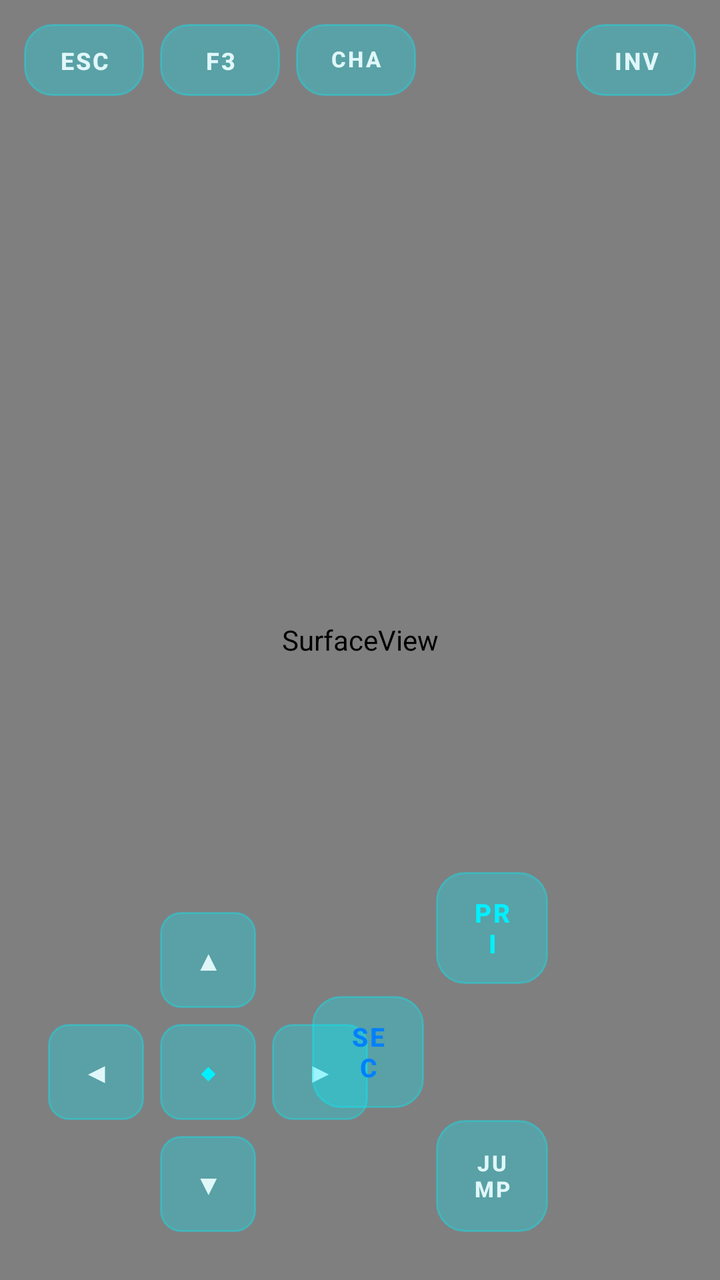
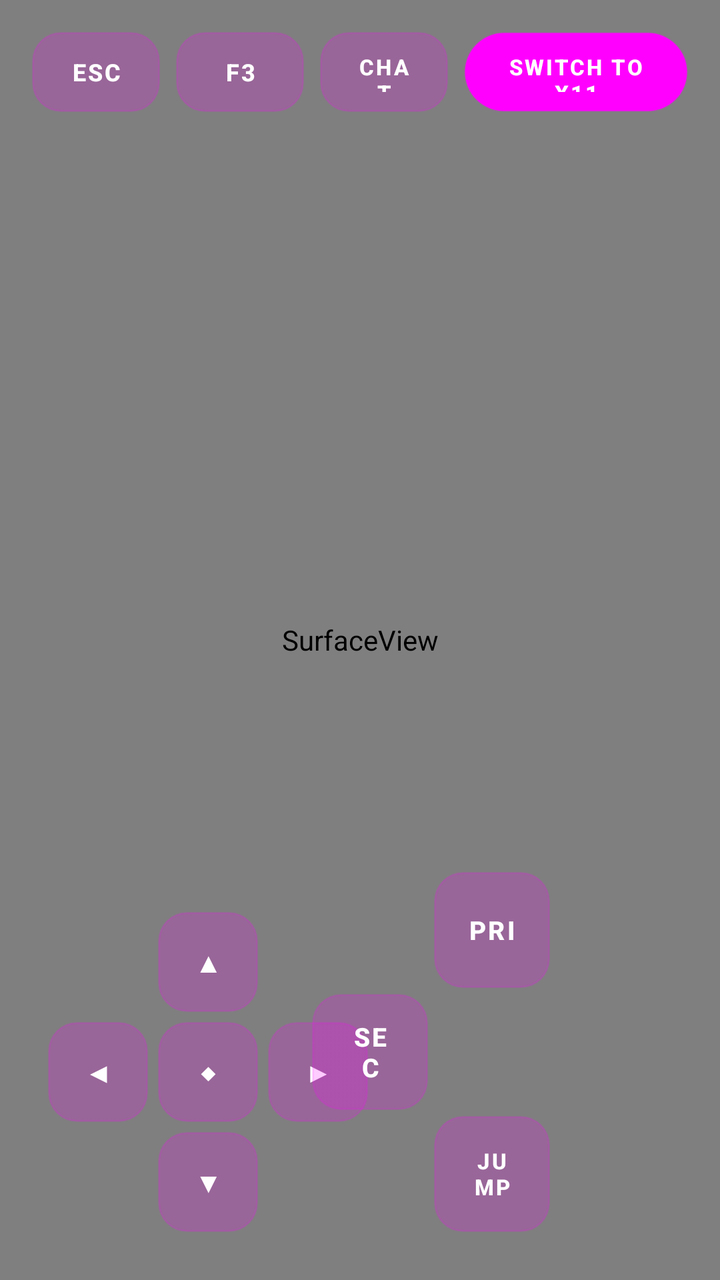

The first picture is an Android layout as it rendered before a commit; the second is the same layout after the commit. The layout source and the unified diff follow.
<!-- AndroidManifest.xml: activity theme Theme.HorizonLauncher.Fullscreen -->
<!-- res/layout/activity_game.xml -->
<?xml version="1.0" encoding="utf-8"?>
<FrameLayout xmlns:android="http://schemas.android.com/apk/res/android"
    android:layout_width="match_parent"
    android:layout_height="match_parent"
    android:background="@color/bg_oled_black">

    
    <SurfaceView
        android:id="@+id/gameSurfaceView"
        android:layout_width="match_parent"
        android:layout_height="match_parent" />

    
    <View
        android:id="@+id/touchCameraArea"
        android:layout_width="match_parent"
        android:layout_height="match_parent"
        android:background="@android:color/transparent" />

    
    <LinearLayout
        android:id="@+id/topBar"
        android:layout_width="match_parent"
        android:layout_height="wrap_content"
        android:orientation="horizontal"
        android:padding="12dp"
        android:gravity="center_vertical">

        <Button
            android:id="@+id/btnEsc"
            android:layout_width="60dp"
            android:layout_height="36dp"
            android:background="@drawable/bg_control_button"
            android:text="ESC"
            android:textColor="@color/control_text"
            android:textSize="12sp"
            android:textStyle="bold" />

        <Button
            android:id="@+id/btnF3"
            android:layout_width="60dp"
            android:layout_height="36dp"
            android:layout_marginStart="8dp"
            android:background="@drawable/bg_control_button"
            android:text="F3"
            android:textColor="@color/control_text"
            android:textSize="12sp"
            android:textStyle="bold" />

        <Button
            android:id="@+id/btnChat"
            android:layout_width="60dp"
            android:layout_height="36dp"
            android:layout_marginStart="8dp"
            android:background="@drawable/bg_control_button"
            android:text="CHAT"
            android:textColor="@color/control_text"
            android:textSize="11sp"
            android:textStyle="bold" />

        <View
            android:layout_width="0dp"
            android:layout_height="1dp"
            android:layout_weight="1" />

        <Button
            android:id="@+id/btnInv"
            android:layout_width="60dp"
            android:layout_height="36dp"
            android:background="@drawable/bg_control_button"
            android:text="INV"
            android:textColor="@color/control_text"
            android:textSize="12sp"
            android:textStyle="bold" />
    </LinearLayout>

    
    <RelativeLayout
        android:id="@+id/dpadContainer"
        android:layout_width="160dp"
        android:layout_height="160dp"
        android:layout_gravity="bottom|start"
        android:layout_marginStart="24dp"
        android:layout_marginBottom="24dp">

        
        <Button
            android:id="@+id/btnUp"
            android:layout_width="48dp"
            android:layout_height="48dp"
            android:layout_centerHorizontal="true"
            android:layout_alignParentTop="true"
            android:background="@drawable/bg_dpad_button"
            android:text="▲"
            android:textColor="@color/control_text"
            android:textSize="14sp" />

        
        <Button
            android:id="@+id/btnLeft"
            android:layout_width="48dp"
            android:layout_height="48dp"
            android:layout_alignParentStart="true"
            android:layout_centerVertical="true"
            android:background="@drawable/bg_dpad_button"
            android:text="◀"
            android:textColor="@color/control_text"
            android:textSize="14sp" />

        
        <Button
            android:id="@+id/btnSneak"
            android:layout_width="48dp"
            android:layout_height="48dp"
            android:layout_centerInParent="true"
            android:background="@drawable/bg_dpad_button"
            android:text="◆"
            android:textColor="@color/neon_cyan"
            android:textSize="12sp" />

        
        <Button
            android:id="@+id/btnRight"
            android:layout_width="48dp"
            android:layout_height="48dp"
            android:layout_alignParentEnd="true"
            android:layout_centerVertical="true"
            android:background="@drawable/bg_dpad_button"
            android:text="▶"
            android:textColor="@color/control_text"
            android:textSize="14sp" />

        
        <Button
            android:id="@+id/btnDown"
            android:layout_width="48dp"
            android:layout_height="48dp"
            android:layout_centerHorizontal="true"
            android:layout_alignParentBottom="true"
            android:background="@drawable/bg_dpad_button"
            android:text="▼"
            android:textColor="@color/control_text"
            android:textSize="14sp" />
    </RelativeLayout>

    
    <RelativeLayout
        android:id="@+id/actionButtonsContainer"
        android:layout_width="180dp"
        android:layout_height="180dp"
        android:layout_gravity="bottom|end"
        android:layout_marginEnd="24dp"
        android:layout_marginBottom="24dp">

        
        <Button
            android:id="@+id/btnAttack"
            android:layout_width="56dp"
            android:layout_height="56dp"
            android:layout_alignParentTop="true"
            android:layout_centerHorizontal="true"
            android:background="@drawable/bg_control_button"
            android:text="PRI"
            android:textColor="@color/neon_cyan"
            android:textSize="13sp"
            android:textStyle="bold" />

        
        <Button
            android:id="@+id/btnPlace"
            android:layout_width="56dp"
            android:layout_height="56dp"
            android:layout_alignParentStart="true"
            android:layout_centerVertical="true"
            android:background="@drawable/bg_control_button"
            android:text="SEC"
            android:textColor="@color/neon_azure"
            android:textSize="13sp"
            android:textStyle="bold" />

        
        <Button
            android:id="@+id/btnJump"
            android:layout_width="56dp"
            android:layout_height="56dp"
            android:layout_alignParentBottom="true"
            android:layout_centerHorizontal="true"
            android:background="@drawable/bg_control_button"
            android:text="JUMP"
            android:textColor="@color/control_text"
            android:textSize="11sp"
            android:textStyle="bold" />
    </RelativeLayout>

</FrameLayout>
<!-- resources referenced by this layout -->
<resources>
  <color name="bg_oled_black">#000000</color>
  <color name="control_text">#E0F7FA</color>
  <color name="neon_azure">#0080FF</color>
  <color name="neon_cyan">#00F0FF</color>
  <!-- drawable bg_control_button (drawable) -->
  <?xml version="1.0" encoding="utf-8"?>
  <selector xmlns:android="http://schemas.android.com/apk/res/android">
      <item android:state_pressed="true">
          <shape android:shape="rectangle">
              <corners android:radius="14dp" />
              <solid android:color="@color/control_btn_pressed" />
              <stroke android:width="2dp" android:color="#FFFFFF" />
          </shape>
      </item>
      <item>
          <shape android:shape="rectangle">
              <corners android:radius="14dp" />
              <solid android:color="@color/control_btn_bg" />
              <stroke android:width="1dp" android:color="@color/control_btn_border" />
          </shape>
      </item>
  </selector>
  <!-- drawable bg_dpad_button (drawable) -->
  <?xml version="1.0" encoding="utf-8"?>
  <selector xmlns:android="http://schemas.android.com/apk/res/android">
      <item android:state_pressed="true">
          <shape android:shape="rectangle">
              <corners android:radius="10dp" />
              <solid android:color="@color/control_btn_pressed" />
              <stroke android:width="2dp" android:color="#FFFFFF" />
          </shape>
      </item>
      <item>
          <shape android:shape="rectangle">
              <corners android:radius="10dp" />
              <solid android:color="@color/control_btn_bg" />
              <stroke android:width="1dp" android:color="@color/control_btn_border" />
          </shape>
      </item>
  </selector>
  <style name="Theme.HorizonLauncher.Fullscreen" parent="Theme.HorizonLauncher">
          <item name="android:windowNoTitle">true</item>
          <item name="android:windowFullscreen">true</item>
          <item name="android:windowLayoutInDisplayCutoutMode">shortEdges</item>
          <item name="android:windowBackground">@color/bg_oled_black</item>
      </style>
  <color name="control_btn_pressed">#8000F0FF</color>
  <color name="control_btn_bg">#4D0B0E14</color>
  <color name="control_btn_border">#5900F0FF</color>
  <style name="Theme.HorizonLauncher" parent="Theme.MaterialComponents.NoActionBar">
          <item name="android:windowBackground">@color/bg_oled_black</item>
          <item name="android:statusBarColor">@color/bg_oled_black</item>
          <item name="android:navigationBarColor">@color/bg_oled_black</item>
          <item name="colorPrimary">@color/neon_cyan</item>
          <item name="colorSecondary">@color/neon_azure</item>
          <item name="android:textColorPrimary">@color/text_primary</item>
          <item name="android:textColorSecondary">@color/text_secondary</item>
      </style>
  <color name="text_primary">#F0F4F8</color>
  <color name="text_secondary">#8C9BAE</color>
</resources>

<!-- the commit's change to res/layout/activity_game.xml (unified diff, before → after) -->
@@ -23,13 +23,13 @@
         android:layout_width="match_parent"
         android:layout_height="wrap_content"
         android:orientation="horizontal"
-        android:padding="12dp"
+        android:padding="16dp"
         android:gravity="center_vertical">
 
         <Button
             android:id="@+id/btnEsc"
-            android:layout_width="60dp"
-            android:layout_height="36dp"
+            android:layout_width="64dp"
+            android:layout_height="40dp"
             android:background="@drawable/bg_control_button"
             android:text="ESC"
             android:textColor="@color/control_text"
@@ -38,8 +38,8 @@
 
         <Button
             android:id="@+id/btnF3"
-            android:layout_width="60dp"
-            android:layout_height="36dp"
+            android:layout_width="64dp"
+            android:layout_height="40dp"
             android:layout_marginStart="8dp"
             android:background="@drawable/bg_control_button"
             android:text="F3"
@@ -49,12 +49,24 @@
 
         <Button
             android:id="@+id/btnChat"
-            android:layout_width="60dp"
-            android:layout_height="36dp"
+            android:layout_width="64dp"
+            android:layout_height="40dp"
             android:layout_marginStart="8dp"
             android:background="@drawable/bg_control_button"
             android:text="CHAT"
             android:textColor="@color/control_text"
+            android:textSize="11sp"
+            android:textStyle="bold" />
+
+        <Button
+            android:id="@+id/btnSwitchX11"
+            android:layout_width="wrap_content"
+            android:layout_height="40dp"
+            android:layout_marginStart="8dp"
+            android:paddingHorizontal="14dp"
+            android:background="@drawable/bg_glass_pill"
+            android:text="SWITCH TO X11"
+            android:textColor="@color/text_primary"
             android:textSize="11sp"
             android:textStyle="bold" />
 
@@ -65,8 +77,8 @@
 
         <Button
             android:id="@+id/btnInv"
-            android:layout_width="60dp"
-            android:layout_height="36dp"
+            android:layout_width="64dp"
+            android:layout_height="40dp"
             android:background="@drawable/bg_control_button"
             android:text="INV"
             android:textColor="@color/control_text"
@@ -86,8 +98,8 @@
         
         <Button
             android:id="@+id/btnUp"
-            android:layout_width="48dp"
-            android:layout_height="48dp"
+            android:layout_width="50dp"
+            android:layout_height="50dp"
             android:layout_centerHorizontal="true"
             android:layout_alignParentTop="true"
             android:background="@drawable/bg_dpad_button"
@@ -98,8 +110,8 @@
         
         <Button
             android:id="@+id/btnLeft"
-            android:layout_width="48dp"
-            android:layout_height="48dp"
+            android:layout_width="50dp"
+            android:layout_height="50dp"
             android:layout_alignParentStart="true"
             android:layout_centerVertical="true"
             android:background="@drawable/bg_dpad_button"
@@ -110,19 +122,19 @@
         
         <Button
             android:id="@+id/btnSneak"
-            android:layout_width="48dp"
-            android:layout_height="48dp"
+            android:layout_width="50dp"
+            android:layout_height="50dp"
             android:layout_centerInParent="true"
             android:background="@drawable/bg_dpad_button"
             android:text="◆"
-            android:textColor="@color/neon_cyan"
+            android:textColor="@color/control_text"
             android:textSize="12sp" />
 
         
         <Button
             android:id="@+id/btnRight"
-            android:layout_width="48dp"
-            android:layout_height="48dp"
+            android:layout_width="50dp"
+            android:layout_height="50dp"
             android:layout_alignParentEnd="true"
             android:layout_centerVertical="true"
             android:background="@drawable/bg_dpad_button"
@@ -133,8 +145,8 @@
         
         <Button
             android:id="@+id/btnDown"
-            android:layout_width="48dp"
-            android:layout_height="48dp"
+            android:layout_width="50dp"
+            android:layout_height="50dp"
             android:layout_centerHorizontal="true"
             android:layout_alignParentBottom="true"
             android:background="@drawable/bg_dpad_button"
@@ -155,34 +167,34 @@
         
         <Button
             android:id="@+id/btnAttack"
-            android:layout_width="56dp"
-            android:layout_height="56dp"
+            android:layout_width="58dp"
+            android:layout_height="58dp"
             android:layout_alignParentTop="true"
             android:layout_centerHorizontal="true"
             android:background="@drawable/bg_control_button"
             android:text="PRI"
-            android:textColor="@color/neon_cyan"
+            android:textColor="@color/control_text"
             android:textSize="13sp"
             android:textStyle="bold" />
 
         
         <Button
             android:id="@+id/btnPlace"
-            android:layout_width="56dp"
-            android:layout_height="56dp"
+            android:layout_width="58dp"
+            android:layout_height="58dp"
             android:layout_alignParentStart="true"
             android:layout_centerVertical="true"
             android:background="@drawable/bg_control_button"
             android:text="SEC"
-            android:textColor="@color/neon_azure"
+            android:textColor="@color/control_text"
             android:textSize="13sp"
             android:textStyle="bold" />
 
         
         <Button
             android:id="@+id/btnJump"
-            android:layout_width="56dp"
-            android:layout_height="56dp"
+            android:layout_width="58dp"
+            android:layout_height="58dp"
             android:layout_alignParentBottom="true"
             android:layout_centerHorizontal="true"
             android:background="@drawable/bg_control_button"
<!-- resource entries referenced after the edit -->
@@ -1,9 +1,7 @@
 <!-- resources referenced by this layout -->
 <resources>
   <color name="bg_oled_black">#000000</color>
-  <color name="control_text">#E0F7FA</color>
-  <color name="neon_azure">#0080FF</color>
-  <color name="neon_cyan">#00F0FF</color>
+  <color name="control_text">#FFFFFF</color>
   <!-- drawable bg_control_button (drawable) -->
   <?xml version="1.0" encoding="utf-8"?>
   <selector xmlns:android="http://schemas.android.com/apk/res/android">
@@ -11,14 +9,18 @@
           <shape android:shape="rectangle">
               <corners android:radius="14dp" />
               <solid android:color="@color/control_btn_pressed" />
-              <stroke android:width="2dp" android:color="#FFFFFF" />
+              <stroke
+                  android:width="1.5dp"
+                  android:color="#B3FFFFFF" />
           </shape>
       </item>
       <item>
           <shape android:shape="rectangle">
               <corners android:radius="14dp" />
               <solid android:color="@color/control_btn_bg" />
-              <stroke android:width="1dp" android:color="@color/control_btn_border" />
+              <stroke
+                  android:width="1dp"
+                  android:color="@color/control_btn_border" />
           </shape>
       </item>
   </selector>
@@ -27,28 +29,44 @@
   <selector xmlns:android="http://schemas.android.com/apk/res/android">
       <item android:state_pressed="true">
           <shape android:shape="rectangle">
-              <corners android:radius="10dp" />
+              <corners android:radius="14dp" />
               <solid android:color="@color/control_btn_pressed" />
-              <stroke android:width="2dp" android:color="#FFFFFF" />
+              <stroke
+                  android:width="1.5dp"
+                  android:color="#B3FFFFFF" />
           </shape>
       </item>
       <item>
           <shape android:shape="rectangle">
-              <corners android:radius="10dp" />
+              <corners android:radius="14dp" />
               <solid android:color="@color/control_btn_bg" />
-              <stroke android:width="1dp" android:color="@color/control_btn_border" />
+              <stroke
+                  android:width="1dp"
+                  android:color="@color/control_btn_border" />
           </shape>
       </item>
   </selector>
+  <!-- drawable bg_glass_pill (drawable) -->
+  <?xml version="1.0" encoding="utf-8"?>
+  <shape xmlns:android="http://schemas.android.com/apk/res/android"
+      android:shape="rectangle">
+      <corners android:radius="100dp" />
+      <solid android:color="@color/carbon_pill" />
+      <stroke
+          android:width="1dp"
+          android:color="@color/glass_border" />
+  </shape>
   <style name="Theme.HorizonLauncher.Fullscreen" parent="Theme.HorizonLauncher">
           <item name="android:windowNoTitle">true</item>
           <item name="android:windowFullscreen">true</item>
           <item name="android:windowLayoutInDisplayCutoutMode">shortEdges</item>
           <item name="android:windowBackground">@color/bg_oled_black</item>
       </style>
-  <color name="control_btn_pressed">#8000F0FF</color>
-  <color name="control_btn_bg">#4D0B0E14</color>
-  <color name="control_btn_border">#5900F0FF</color>
+  <color name="control_btn_pressed">#66FFFFFF</color>
+  <color name="control_btn_bg">#331C1C1E</color>
+  <color name="control_btn_border">#26FFFFFF</color>
+  <color name="carbon_pill">#27272A</color>
+  <color name="glass_border">#26FFFFFF</color>
   <style name="Theme.HorizonLauncher" parent="Theme.MaterialComponents.NoActionBar">
           <item name="android:windowBackground">@color/bg_oled_black</item>
           <item name="android:statusBarColor">@color/bg_oled_black</item>
@@ -58,7 +76,7 @@
           <item name="android:textColorPrimary">@color/text_primary</item>
           <item name="android:textColorSecondary">@color/text_secondary</item>
       </style>
-  <color name="text_primary">#F0F4F8</color>
-  <color name="text_secondary">#8C9BAE</color>
+  <color name="text_primary">#FFFFFF</color>
+  <color name="text_secondary">#D4D4D8</color>
 </resources>
 
